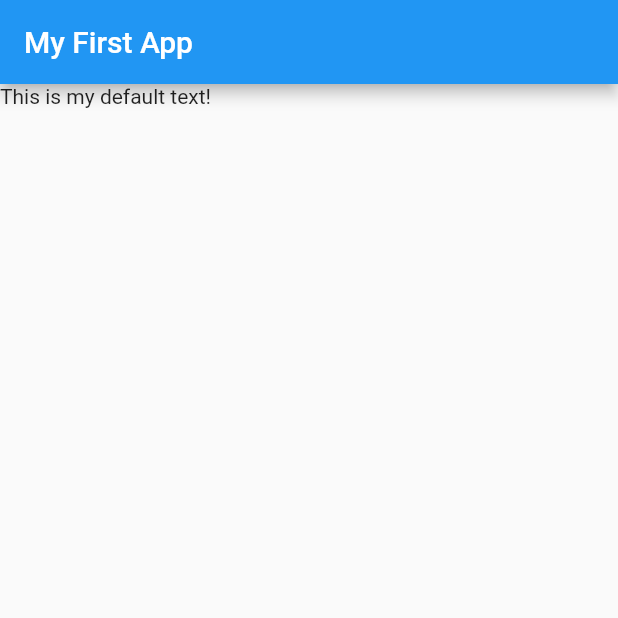
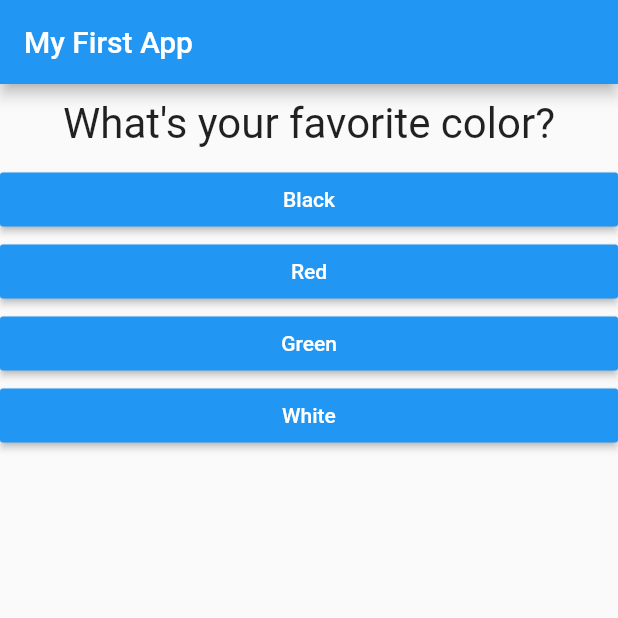
Before and after one commit to axsaucedo/flutter-playground, a Flutter app: the screen it shows after launch, on a phone screen of 412 x 824 dp, the top half of it. Run offline on Flutter 3.47's test engine with Material 2 defaults, Android fonts, the phone set to English and light mode, and no system bars.

Commit message:
Finished initial

```diff
--- /dev/null
+++ b/lib/answer.dart
@@ -0,0 +1,21 @@
+import 'package:flutter/material.dart';
+
+class Answer extends StatelessWidget {
+  final VoidCallback selectHandler;
+  final String answerText;
+
+  Answer(this.selectHandler, this.answerText);
+
+  @override
+  Widget build(BuildContext context) {
+    return Container(
+      width: double.infinity,
+      child: RaisedButton(
+        color: Colors.blue,
+        textColor: Colors.white,
+        child: Text(answerText),
+        onPressed: selectHandler,
+      ),
+    );
+  }
+}
--- a/lib/main.dart
+++ b/lib/main.dart
@@ -1,131 +1,91 @@
 import 'package:flutter/material.dart';
 
-void main() {
-  runApp(MyApp());
-}
+import './quiz.dart';
+import './result.dart';
 
-class MyApp extends StatelessWidget {
+void main() => runApp(const MyApp());
+
+class MyApp extends StatefulWidget {
+  const MyApp({Key? key}) : super(key: key);
+
   @override
-  Widget build(BuildContext context) {
-    return MaterialApp(home: Scaffold(
-      appBar: AppBar(title: Text('My First App'),),
-      body: Text('This is my default text!'),
-    ),);
+  State<StatefulWidget> createState() {
+    return _MyAppState();
   }
 }
 
-// import 'package:flutter/material.dart';
-//
-// void main() {
-//   runApp(const MyApp());
-// }
-//
-// class MyApp extends StatelessWidget {
-//   const MyApp({Key? key}) : super(key: key);
-//
-//   // This widget is the root of your application.
-//   @override
-//   Widget build(BuildContext context) {
-//     return MaterialApp(
-//       title: 'Flutter Demo',
-//       theme: ThemeData(
-//         // This is the theme of your application.
-//         //
-//         // Try running your application with "flutter run". You'll see the
-//         // application has a blue toolbar. Then, without quitting the app, try
-//         // changing the primarySwatch below to Colors.green and then invoke
-//         // "hot reload" (press "r" in the console where you ran "flutter run",
-//         // or simply save your changes to "hot reload" in a Flutter IDE).
-//         // Notice that the counter didn't reset back to zero; the application
-//         // is not restarted.
-//         primarySwatch: Colors.blue,
-//       ),
-//       home: const MyHomePage(title: 'Flutter Demo Home Page'),
-//     );
-//   }
-// }
-//
-// class MyHomePage extends StatefulWidget {
-//   const MyHomePage({Key? key, required this.title}) : super(key: key);
-//
-//   // This widget is the home page of your application. It is stateful, meaning
-//   // that it has a State object (defined below) that contains fields that affect
-//   // how it looks.
-//
-//   // This class is the configuration for the state. It holds the values (in this
-//   // case the title) provided by the parent (in this case the App widget) and
-//   // used by the build method of the State. Fields in a Widget subclass are
-//   // always marked "final".
-//
-//   final String title;
-//
-//   @override
-//   State<MyHomePage> createState() => _MyHomePageState();
-// }
-//
-// class _MyHomePageState extends State<MyHomePage> {
-//   int _counter = 0;
-//
-//   void _incrementCounter() {
-//     setState(() {
-//       // This call to setState tells the Flutter framework that something has
-//       // changed in this State, which causes it to rerun the build method below
-//       // so that the display can reflect the updated values. If we changed
-//       // _counter without calling setState(), then the build method would not be
-//       // called again, and so nothing would appear to happen.
-//       _counter++;
-//     });
-//   }
-//
-//   @override
-//   Widget build(BuildContext context) {
-//     // This method is rerun every time setState is called, for instance as done
-//     // by the _incrementCounter method above.
-//     //
-//     // The Flutter framework has been optimized to make rerunning build methods
-//     // fast, so that you can just rebuild anything that needs updating rather
-//     // than having to individually change instances of widgets.
-//     return Scaffold(
-//       appBar: AppBar(
-//         // Here we take the value from the MyHomePage object that was created by
-//         // the App.build method, and use it to set our appbar title.
-//         title: Text(widget.title),
-//       ),
-//       body: Center(
-//         // Center is a layout widget. It takes a single child and positions it
-//         // in the middle of the parent.
-//         child: Column(
-//           // Column is also a layout widget. It takes a list of children and
-//           // arranges them vertically. By default, it sizes itself to fit its
-//           // children horizontally, and tries to be as tall as its parent.
-//           //
-//           // Invoke "debug painting" (press "p" in the console, choose the
-//           // "Toggle Debug Paint" action from the Flutter Inspector in Android
-//           // Studio, or the "Toggle Debug Paint" command in Visual Studio Code)
-//           // to see the wireframe for each widget.
-//           //
-//           // Column has various properties to control how it sizes itself and
-//           // how it positions its children. Here we use mainAxisAlignment to
-//           // center the children vertically; the main axis here is the vertical
-//           // axis because Columns are vertical (the cross axis would be
-//           // horizontal).
-//           mainAxisAlignment: MainAxisAlignment.center,
-//           children: <Widget>[
-//             const Text(
-//               'You have pushed the button this many times:',
-//             ),
-//             Text(
-//               '$_counter',
-//               style: Theme.of(context).textTheme.headline4,
-//             ),
-//           ],
-//         ),
-//       ),
-//       floatingActionButton: FloatingActionButton(
-//         onPressed: _incrementCounter,
-//         tooltip: 'Increment',
-//         child: const Icon(Icons.add),
-//       ), // This trailing comma makes auto-formatting nicer for build methods.
-//     );
-//   }
-// }
+class _MyAppState extends State<MyApp> {
+  final _questions = const [
+    {
+      'questionText': 'What\'s your favorite color?',
+      'answers': [
+        {'text': 'Black', 'score': 10},
+        {'text': 'Red', 'score': 5},
+        {'text': 'Green', 'score': 3},
+        {'text': 'White', 'score': 1},
+      ],
+    },
+    {
+      'questionText': 'What\'s your favorite animal?',
+      'answers': [
+        {'text': 'Rabbit', 'score': 3},
+        {'text': 'Snake', 'score': 11},
+        {'text': 'Elephant', 'score': 5},
+        {'text': 'Lion', 'score': 9},
+      ],
+    },
+    {
+      'questionText': 'Who\'s your favorite instructor?',
+      'answers': [
+        {'text': 'Max', 'score': 1},
+        {'text': 'Max', 'score': 1},
+        {'text': 'Max', 'score': 1},
+        {'text': 'Max', 'score': 1},
+      ],
+    },
+  ];
+  var _questionIndex = 0;
+  var _totalScore = 0;
+
+  void _resetQuiz() {
+    setState(() {
+      _questionIndex = 0;
+      _totalScore = 0;
+    });
+  }
+
+  void _answerQuestion(int score) {
+    _totalScore += score;
+
+    setState(() {
+      _questionIndex = _questionIndex + 1;
+    });
+
+    print(_questionIndex);
+
+    if (_questionIndex < _questions.length) {
+      print('We have more questions!');
+    } else {
+      print('No more questions!');
+    }
+  }
+
+  @override
+  Widget build(BuildContext context) {
+
+    return MaterialApp(
+      home: Scaffold(
+        appBar: AppBar(
+          title: Text('My First App'),
+        ),
+        body: _questionIndex < _questions.length
+            ? Quiz(
+          answerQuestion: _answerQuestion,
+          questionIndex: _questionIndex,
+          questions: _questions,
+        )
+            : Result(_totalScore, _resetQuiz),
+      ),
+    );
+  }
+}
--- /dev/null
+++ b/lib/question.dart
@@ -0,0 +1,20 @@
+import "package:flutter/material.dart";
+
+class Question extends StatelessWidget {
+  final String questionText;
+
+  Question(this.questionText);
+
+  @override
+  Widget build(BuildContext context){
+    return Container(
+      width: double.infinity,
+      margin: EdgeInsets.all(10),
+      child: Text(
+        questionText,
+        style: TextStyle(fontSize: 28),
+        textAlign: TextAlign.center,
+      ),
+    );
+  }
+}
--- /dev/null
+++ b/lib/quiz.dart
@@ -0,0 +1,30 @@
+import 'package:flutter/material.dart';
+
+import './question.dart';
+import './answer.dart';
+
+class Quiz extends StatelessWidget {
+  final List<Map<String, Object>> questions;
+  final int questionIndex;
+  final Function answerQuestion;
+
+  Quiz({
+    required this.questions,
+    required this.answerQuestion,
+    required this.questionIndex,
+  });
+
+  @override
+  Widget build(BuildContext context) {
+    return Column(
+      children: [
+        Question(
+          questions[questionIndex]['questionText'] as String,
+        ),
+        ...(questions[questionIndex]['answers'] as List<Map<String, Object>>).map((answer) {
+          return Answer(() => answerQuestion(answer['score']), answer['text'] as String);
+        }).toList()
+      ],
+    );
+  }
+}
```
Also changed, not shown: lib/result.dart (added, +44 -0 lines).
